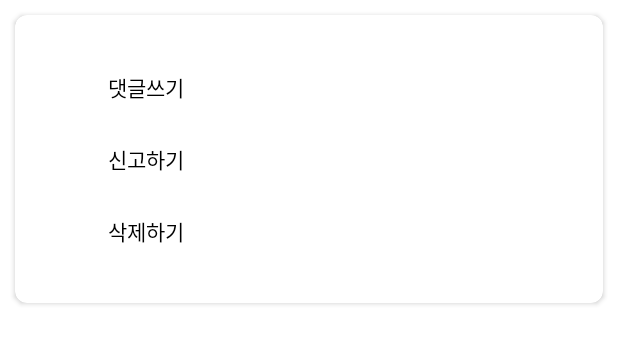
After one commit to AfterMealStudio/bob-friend-android, an Android app: the layout dialog_comment.xml on its own in the app's theme, with its tools: preview values and no code run, on a phone screen of 412 x 824 dp. The commit adds this screen. Shown: the top 344 px of the screen. Run offline under Robolectric (Android 15) with nearby library versions, the phone set to English and light mode, and no system bars.

Commit message:
댓글 신고, 삭제 및 대댓글 작성, 신고, 삭제

```diff
--- a/app/src/main/java/com/example/bob_friend_android/model/Comment.kt
+++ b/app/src/main/java/com/example/bob_friend_android/model/Comment.kt
@@ -1,7 +1,7 @@
 package com.example.bob_friend_android.model
 
 data class Comment (
-        var id: Long? = 0,
+        var id: Int = 0,
 //        var boardId: Long,
 //        var profileImg: String? = "",
         var author: User?,
--- /dev/null
+++ b/app/src/main/res/layout/dialog_comment.xml
@@ -0,0 +1,69 @@
+<?xml version="1.0" encoding="utf-8"?>
+<androidx.cardview.widget.CardView
+    xmlns:android="http://schemas.android.com/apk/res/android"
+    xmlns:app="http://schemas.android.com/apk/res-auto"
+    android:layout_width="match_parent"
+    android:layout_height="wrap_content"
+    android:layout_margin="10dp"
+    app:cardCornerRadius="8dp">
+
+    <androidx.constraintlayout.widget.ConstraintLayout
+        android:layout_width="match_parent"
+        android:layout_height="wrap_content"
+        android:layout_margin="24dp">
+
+<!--        <TextView-->
+<!--            android:id="@+id/dial_tv_text"-->
+<!--            android:layout_width="wrap_content"-->
+<!--            android:layout_height="wrap_content"-->
+<!--            android:layout_marginTop="24dp"-->
+<!--            android:text="@string/comment_dialog"-->
+<!--            android:textColor="?android:attr/textColorPrimary"-->
+<!--            android:textStyle="bold"-->
+<!--            android:textSize="18sp"-->
+<!--            app:layout_constraintEnd_toEndOf="parent"-->
+<!--            app:layout_constraintStart_toStartOf="parent"-->
+<!--            app:layout_constraintTop_toTopOf="parent" />-->
+
+        <Button
+            android:id="@+id/addReComment"
+            style="@style/Widget.AppCompat.Button.Borderless"
+            android:layout_width="300dp"
+            android:layout_height="wrap_content"
+            android:backgroundTint="@color/white"
+            android:gravity="start|center_vertical"
+            android:text="@string/comment_recomment"
+            android:textColor="@color/black"
+            app:layout_constraintEnd_toEndOf="parent"
+            app:layout_constraintStart_toStartOf="parent"
+            app:layout_constraintTop_toTopOf="parent" />
+
+        <Button
+            android:id="@+id/reportComment"
+            android:layout_width="300dp"
+            android:layout_height="wrap_content"
+            android:gravity="start|center_vertical"
+            android:backgroundTint="@color/white"
+            android:textColor="@color/black"
+            android:text="@string/comment_report"
+            style="@style/Widget.AppCompat.Button.Borderless"
+            app:layout_constraintEnd_toEndOf="parent"
+            app:layout_constraintHorizontal_bias="0.501"
+            app:layout_constraintStart_toStartOf="parent"
+            app:layout_constraintTop_toBottomOf="@+id/addReComment" />
+
+        <Button
+            android:id="@+id/deleteComment"
+            android:layout_width="300dp"
+            android:layout_height="wrap_content"
+            android:gravity="start|center_vertical"
+            android:backgroundTint="@color/white"
+            android:textColor="@color/black"
+            android:text="@string/comment_delete"
+            style="@style/Widget.AppCompat.Button.Borderless"
+            app:layout_constraintBottom_toBottomOf="parent"
+            app:layout_constraintEnd_toEndOf="parent"
+            app:layout_constraintStart_toStartOf="parent"
+            app:layout_constraintTop_toBottomOf="@+id/reportComment" />
+    </androidx.constraintlayout.widget.ConstraintLayout>
+</androidx.cardview.widget.CardView>
--- a/app/src/main/res/layout/item_board_comments.xml
+++ b/app/src/main/res/layout/item_board_comments.xml
@@ -32,6 +32,7 @@
             android:id="@+id/comment_contents"
             android:layout_width="wrap_content"
             android:layout_height="wrap_content"
+            android:minHeight="20dp"
             android:layout_marginLeft="10dp"
             android:layout_marginRight="10dp"
             android:layout_marginTop="10dp"
@@ -54,7 +55,6 @@
         android:layout_marginLeft="10dp"
         android:layout_marginTop="10dp"
         android:layout_marginRight="10dp"
-        android:onClick="withCommentItems"
         app:srcCompat="@drawable/menu_btn" />
 <!--        android:onClick="withCommentItems"-->
 </LinearLayout>
--- a/app/src/main/res/layout/item_board_recommments.xml
+++ b/app/src/main/res/layout/item_board_recommments.xml
@@ -52,6 +52,5 @@
         android:layout_marginLeft="5dp"
         android:layout_marginTop="10dp"
         android:layout_marginRight="5dp"
-        android:onClick="withRecommentItems"
         app:srcCompat="@drawable/menu_btn" />
 </LinearLayout>
--- a/app/src/main/res/values/strings.xml
+++ b/app/src/main/res/values/strings.xml
@@ -105,6 +105,7 @@
     <string name="comment_report">신고하기</string>
     <string name="comment_recomment">댓글쓰기</string>
     <string name="comment_delete">삭제하기</string>
+    <string name="comment_dialog">댓글 세부 메뉴</string>
 
     <!--메뉴-->
     <string name="makeRecruitment">내가 잡은 약속</string>
```
Also changed, not shown: app/src/main/java/com/example/bob_friend_android/adapter/CommentAdapter.kt (+31 -17 lines), app/src/main/java/com/example/bob_friend_android/network/API.kt (+17 -0 lines), app/src/main/java/com/example/bob_friend_android/view/DetailBoardActivity.kt (+52 -44 lines), app/src/main/java/com/example/bob_friend_android/view/DialogCommentFragment.kt (added, +72 -0 lines), app/src/main/java/com/example/bob_friend_android/viewmodel/BoardViewModel.kt (+67 -3 lines).
